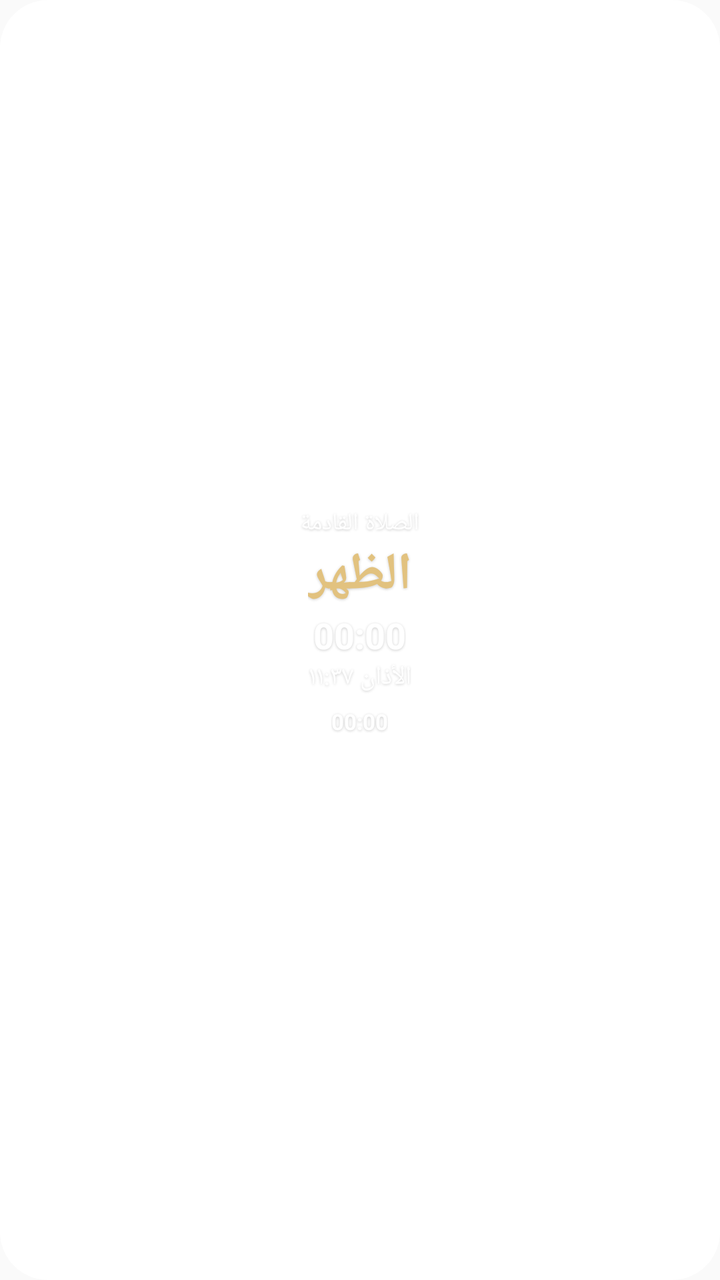
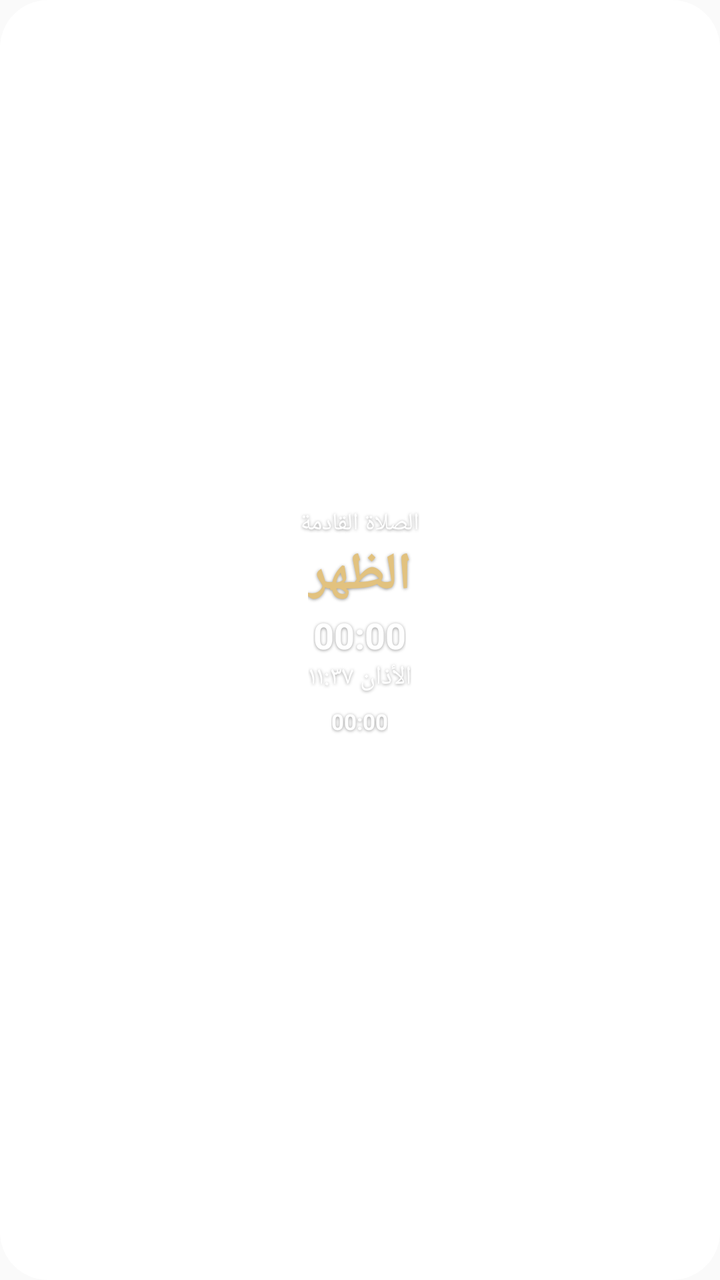

An Android layout rendered at two revisions. The XML below is the earlier revision; the diff shows what the commit changed to produce the second picture.
<!-- AndroidManifest.xml: application theme AppTheme -->
<!-- res/layout/widget_wird.xml -->
<?xml version="1.0" encoding="utf-8"?>
<FrameLayout xmlns:android="http://schemas.android.com/apk/res/android" android:id="@+id/w_root" android:layout_width="match_parent" android:layout_height="match_parent" android:layoutDirection="rtl">
 <ImageView android:id="@+id/w_bg" android:layout_width="match_parent" android:layout_height="match_parent" android:src="@drawable/wbg" android:scaleType="fitXY" android:importantForAccessibility="no"/>
 <LinearLayout android:layout_width="match_parent" android:layout_height="match_parent" android:orientation="vertical" android:gravity="center" android:padding="12dp">
  <TextView android:shadowColor="#33000000" android:shadowDy="1" android:shadowRadius="3" android:id="@+id/w_lbl" android:layout_width="wrap_content" android:layout_height="wrap_content" android:textSize="12sp" android:textColor="#FFFFFF" android:text="الصلاة القادمة"/>
  <TextView android:shadowColor="#33000000" android:shadowDy="1" android:shadowRadius="3" android:id="@+id/w_name" android:layout_width="wrap_content" android:layout_height="wrap_content" android:textSize="26sp" android:text="الظهر" android:textStyle="bold" android:textColor="#E2C27F"/>
  <Chronometer android:shadowColor="#33000000" android:shadowDy="1" android:shadowRadius="3" android:id="@+id/w_timer" android:layout_width="wrap_content" android:layout_height="wrap_content" android:countDown="true" android:textColor="#FFFFFF" android:textSize="18sp" android:textStyle="bold"/>
  <TextView android:shadowColor="#33000000" android:shadowDy="1" android:shadowRadius="3" android:id="@+id/w_time" android:layout_width="wrap_content" android:layout_height="wrap_content" android:textSize="13sp" android:textColor="#FFFFFF" android:text="الأذان ١١:٣٧"/>
  <LinearLayout android:id="@+id/w_prev" android:layout_width="wrap_content" android:layout_height="wrap_content" android:orientation="horizontal" android:gravity="center" android:background="@drawable/wcard" android:paddingHorizontal="10dp" android:paddingVertical="2dp" android:layout_marginTop="4dp"><TextView android:shadowColor="#33000000" android:shadowDy="1" android:shadowRadius="3" android:id="@+id/w_plbl" android:layout_width="wrap_content" android:layout_height="wrap_content" android:textSize="11sp" android:textColor="#FFFFFF" /><Chronometer android:shadowColor="#33000000" android:shadowDy="1" android:shadowRadius="3" android:id="@+id/w_ptimer" android:layout_width="wrap_content" android:layout_height="wrap_content" android:textColor="#FFFFFF" android:textSize="11sp" android:textStyle="bold"/></LinearLayout><TextView android:shadowColor="#33000000" android:shadowDy="1" android:shadowRadius="3" android:id="@+id/w_hijri" android:layout_width="wrap_content" android:layout_height="wrap_content" android:textSize="11sp" android:textColor="#FFFFFF" android:layout_marginTop="2dp" android:maxLines="1"/>
 </LinearLayout>
</FrameLayout>
<!-- resources referenced by this layout -->
<resources>
  <!-- drawable wbg (drawable) -->
  <shape xmlns:android="http://schemas.android.com/apk/res/android" android:shape="rectangle">
    <solid android:color="#FFFFFFFF"/>
    <corners android:radius="24dp"/>
  </shape>
  <!-- drawable wcard (drawable) -->
  <shape xmlns:android="http://schemas.android.com/apk/res/android" android:shape="rectangle">
    <solid android:color="#22FFFFFF"/>
    <corners android:radius="16dp"/>
    <stroke android:width="0.8dp" android:color="#26FFFFFF"/>
  </shape>
  <style name="AppTheme" parent="Theme.AppCompat.Light.DarkActionBar">
          
          <item name="colorPrimary">@color/colorPrimary</item>
          <item name="colorPrimaryDark">@color/colorPrimaryDark</item>
          <item name="colorAccent">@color/colorAccent</item>
      </style>
</resources>

<!-- the commit's change to res/layout/widget_wird.xml (unified diff, before → after) -->
@@ -2,10 +2,10 @@
 <FrameLayout xmlns:android="http://schemas.android.com/apk/res/android" android:id="@+id/w_root" android:layout_width="match_parent" android:layout_height="match_parent" android:layoutDirection="rtl">
  <ImageView android:id="@+id/w_bg" android:layout_width="match_parent" android:layout_height="match_parent" android:src="@drawable/wbg" android:scaleType="fitXY" android:importantForAccessibility="no"/>
  <LinearLayout android:layout_width="match_parent" android:layout_height="match_parent" android:orientation="vertical" android:gravity="center" android:padding="12dp">
-  <TextView android:shadowColor="#33000000" android:shadowDy="1" android:shadowRadius="3" android:id="@+id/w_lbl" android:layout_width="wrap_content" android:layout_height="wrap_content" android:textSize="12sp" android:textColor="#FFFFFF" android:text="الصلاة القادمة"/>
-  <TextView android:shadowColor="#33000000" android:shadowDy="1" android:shadowRadius="3" android:id="@+id/w_name" android:layout_width="wrap_content" android:layout_height="wrap_content" android:textSize="26sp" android:text="الظهر" android:textStyle="bold" android:textColor="#E2C27F"/>
-  <Chronometer android:shadowColor="#33000000" android:shadowDy="1" android:shadowRadius="3" android:id="@+id/w_timer" android:layout_width="wrap_content" android:layout_height="wrap_content" android:countDown="true" android:textColor="#FFFFFF" android:textSize="18sp" android:textStyle="bold"/>
-  <TextView android:shadowColor="#33000000" android:shadowDy="1" android:shadowRadius="3" android:id="@+id/w_time" android:layout_width="wrap_content" android:layout_height="wrap_content" android:textSize="13sp" android:textColor="#FFFFFF" android:text="الأذان ١١:٣٧"/>
-  <LinearLayout android:id="@+id/w_prev" android:layout_width="wrap_content" android:layout_height="wrap_content" android:orientation="horizontal" android:gravity="center" android:background="@drawable/wcard" android:paddingHorizontal="10dp" android:paddingVertical="2dp" android:layout_marginTop="4dp"><TextView android:shadowColor="#33000000" android:shadowDy="1" android:shadowRadius="3" android:id="@+id/w_plbl" android:layout_width="wrap_content" android:layout_height="wrap_content" android:textSize="11sp" android:textColor="#FFFFFF" /><Chronometer android:shadowColor="#33000000" android:shadowDy="1" android:shadowRadius="3" android:id="@+id/w_ptimer" android:layout_width="wrap_content" android:layout_height="wrap_content" android:textColor="#FFFFFF" android:textSize="11sp" android:textStyle="bold"/></LinearLayout><TextView android:shadowColor="#33000000" android:shadowDy="1" android:shadowRadius="3" android:id="@+id/w_hijri" android:layout_width="wrap_content" android:layout_height="wrap_content" android:textSize="11sp" android:textColor="#FFFFFF" android:layout_marginTop="2dp" android:maxLines="1"/>
+  <TextView android:shadowColor="#66000000" android:shadowDy="1" android:shadowRadius="4" android:id="@+id/w_lbl" android:layout_width="wrap_content" android:layout_height="wrap_content" android:textSize="12sp" android:textColor="#FFFFFF" android:text="الصلاة القادمة"/>
+  <TextView android:shadowColor="#66000000" android:shadowDy="1" android:shadowRadius="4" android:id="@+id/w_name" android:layout_width="wrap_content" android:layout_height="wrap_content" android:textSize="26sp" android:text="الظهر" android:textStyle="bold" android:textColor="#E2C27F"/>
+  <Chronometer android:shadowColor="#66000000" android:shadowDy="1" android:shadowRadius="4" android:id="@+id/w_timer" android:layout_width="wrap_content" android:layout_height="wrap_content" android:countDown="true" android:textColor="#FFFFFF" android:textSize="18sp" android:textStyle="bold"/>
+  <TextView android:shadowColor="#66000000" android:shadowDy="1" android:shadowRadius="4" android:id="@+id/w_time" android:layout_width="wrap_content" android:layout_height="wrap_content" android:textSize="13sp" android:textColor="#FFFFFF" android:text="الأذان ١١:٣٧"/>
+  <LinearLayout android:id="@+id/w_prev" android:layout_width="wrap_content" android:layout_height="wrap_content" android:orientation="horizontal" android:gravity="center" android:background="@drawable/wcard" android:paddingHorizontal="10dp" android:paddingVertical="2dp" android:layout_marginTop="4dp"><TextView android:shadowColor="#66000000" android:shadowDy="1" android:shadowRadius="4" android:id="@+id/w_plbl" android:layout_width="wrap_content" android:layout_height="wrap_content" android:textSize="11sp" android:textColor="#FFFFFF" /><Chronometer android:shadowColor="#66000000" android:shadowDy="1" android:shadowRadius="4" android:id="@+id/w_ptimer" android:layout_width="wrap_content" android:layout_height="wrap_content" android:textColor="#FFFFFF" android:textSize="11sp" android:textStyle="bold"/></LinearLayout><TextView android:shadowColor="#66000000" android:shadowDy="1" android:shadowRadius="4" android:id="@+id/w_hijri" android:layout_width="wrap_content" android:layout_height="wrap_content" android:textSize="11sp" android:textColor="#FFFFFF" android:layout_marginTop="2dp" android:maxLines="1"/>
  </LinearLayout>
 </FrameLayout>
